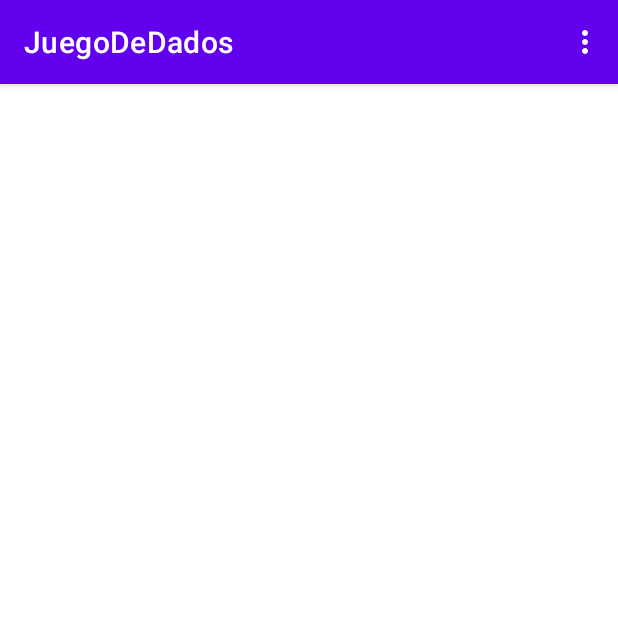
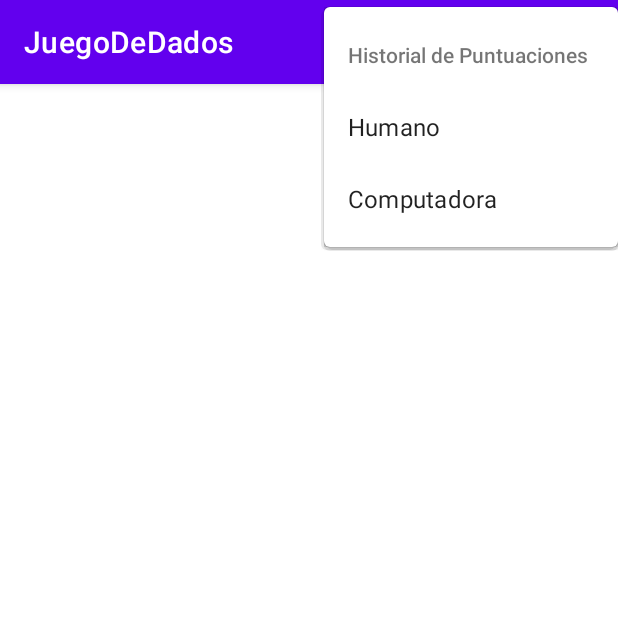
Before and after one commit to weysaw/JuegoDeDados, an Android app: the screen it shows after launch (MainActivity), in the options menu, after a tap on "Historial de Puntuaciones", on a phone screen of 412 x 824 dp, the top half of it. Run offline under Robolectric (Android 15) with nearby library versions, the phone set to English and light mode, and no system bars; 5 statements that could not run were skipped.

Commit message:
Se agrego el menu de historial de puntuaciones

```diff
--- a/app/src/main/res/menu/opciones.xml
+++ b/app/src/main/res/menu/opciones.xml
@@ -6,7 +6,16 @@
         android:title="Reglas" />
     <item
         android:id="@+id/historial"
-        android:title="Historial de Puntuaciones" />
+        android:title="Historial de Puntuaciones" >
+        <menu >
+            <item
+                android:id="@+id/humano"
+                android:title="Humano" />
+            <item
+                android:id="@+id/compu"
+                android:title="Computadora" />
+        </menu>
+    </item>
     <item
         android:id="@+id/reiniciar"
         android:title="Reiniciar Juego" />
```
